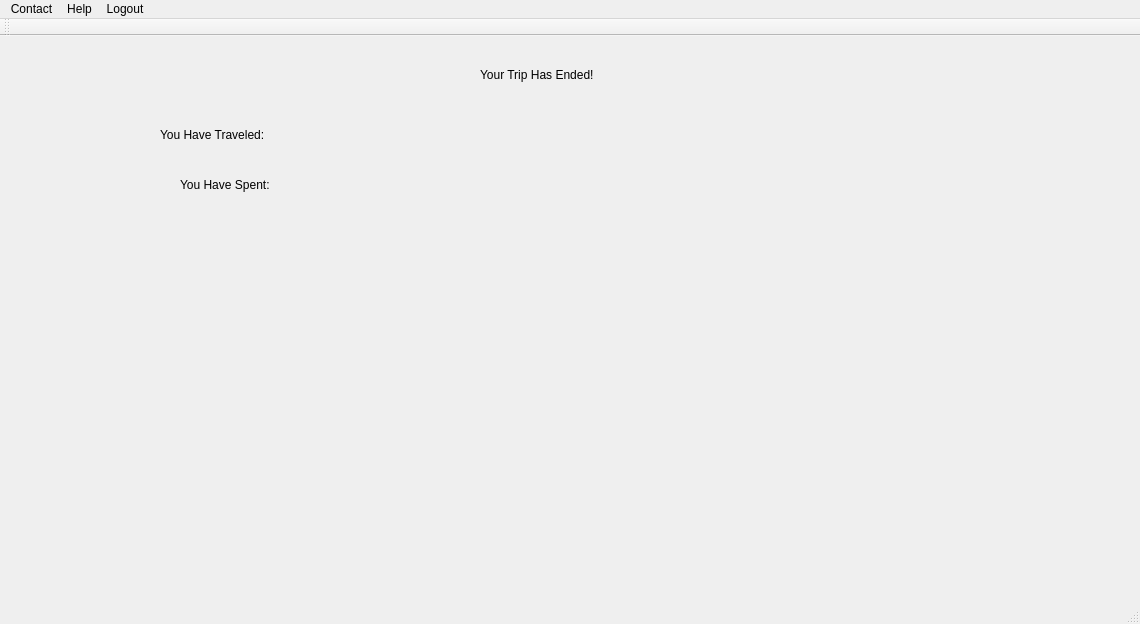
akarapetian/Scrum-Team-6---Fast-Food-App, file Quick_Eats/mainwindow.ui: the form before one commit.
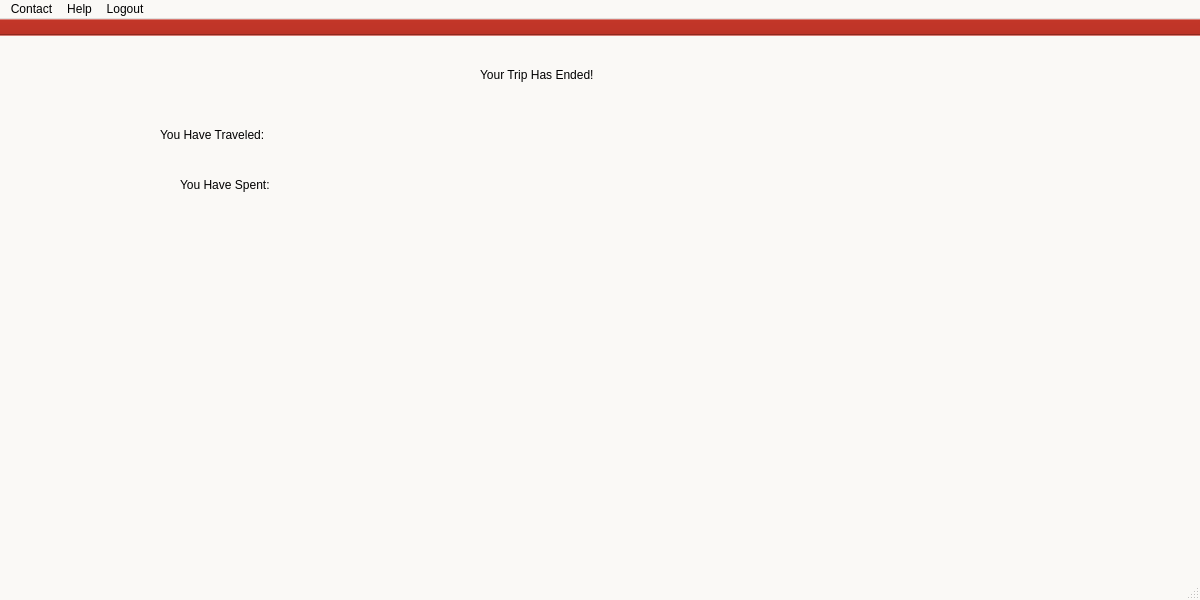
The form after the commit. The open tabs and pages were chosen to show the change.

Diff of the .ui file:
```diff
--- a/Quick_Eats/mainwindow.ui
+++ b/Quick_Eats/mainwindow.ui
@@ -6,10 +6,254 @@
    <rect>
     <x>0</x>
     <y>0</y>
-    <width>1140</width>
-    <height>624</height>
+    <width>1200</width>
+    <height>600</height>
    </rect>
   </property>
+  <property name="sizePolicy">
+   <sizepolicy hsizetype="Fixed" vsizetype="Fixed">
+    <horstretch>0</horstretch>
+    <verstretch>0</verstretch>
+   </sizepolicy>
+  </property>
+  <property name="minimumSize">
+   <size>
+    <width>1200</width>
+    <height>600</height>
+   </size>
+  </property>
+  <property name="maximumSize">
+   <size>
+    <width>1200</width>
+    <height>600</height>
+   </size>
+  </property>
+  <property name="palette">
+   <palette>
+    <active>
+     <colorrole role="WindowText">
+      <brush brushstyle="SolidPattern">
+       <color alpha="255">
+        <red>0</red>
+        <green>0</green>
+        <blue>0</blue>
+       </color>
+      </brush>
+     </colorrole>
+     <colorrole role="Button">
+      <brush brushstyle="SolidPattern">
+       <color alpha="255">
+        <red>233</red>
+        <green>191</green>
+        <blue>90</blue>
+       </color>
+      </brush>
+     </colorrole>
+     <colorrole role="Text">
+      <brush brushstyle="SolidPattern">
+       <color alpha="255">
+        <red>0</red>
+        <green>0</green>
+        <blue>0</blue>
+       </color>
+      </brush>
+     </colorrole>
+     <colorrole role="ButtonText">
+      <brush brushstyle="SolidPattern">
+       <color alpha="255">
+        <red>0</red>
+        <green>0</green>
+        <blue>0</blue>
+       </color>
+      </brush>
+     </colorrole>
+     <colorrole role="Base">
+      <brush brushstyle="SolidPattern">
+       <color alpha="255">
+        <red>255</red>
+        <green>255</green>
+        <blue>255</blue>
+       </color>
+      </brush>
+     </colorrole>
+     <colorrole role="Window">
+      <brush brushstyle="SolidPattern">
+       <color alpha="255">
+        <red>250</red>
+        <green>249</green>
+        <blue>246</blue>
+       </color>
+      </brush>
+     </colorrole>
+     <colorrole role="Highlight">
+      <brush brushstyle="SolidPattern">
+       <color alpha="255">
+        <red>188</red>
+        <green>52</green>
+        <blue>39</blue>
+       </color>
+      </brush>
+     </colorrole>
+     <colorrole role="PlaceholderText">
+      <brush brushstyle="SolidPattern">
+       <color alpha="128">
+        <red>0</red>
+        <green>0</green>
+        <blue>0</blue>
+       </color>
+      </brush>
+     </colorrole>
+    </active>
+    <inactive>
+     <colorrole role="WindowText">
+      <brush brushstyle="SolidPattern">
+       <color alpha="255">
+        <red>0</red>
+        <green>0</green>
+        <blue>0</blue>
+       </color>
+      </brush>
+     </colorrole>
+     <colorrole role="Button">
+      <brush brushstyle="SolidPattern">
+       <color alpha="255">
+        <red>233</red>
+        <green>191</green>
+        <blue>90</blue>
+       </color>
+      </brush>
+     </colorrole>
+     <colorrole role="Text">
+      <brush brushstyle="SolidPattern">
+       <color alpha="255">
+        <red>0</red>
+        <green>0</green>
+        <blue>0</blue>
+       </color>
+      </brush>
+     </colorrole>
+     <colorrole role="ButtonText">
+      <brush brushstyle="SolidPattern">
+       <color alpha="255">
+        <red>0</red>
+        <green>0</green>
+        <blue>0</blue>
+       </color>
+      </brush>
+     </colorrole>
+     <colorrole role="Base">
+      <brush brushstyle="SolidPattern">
+       <color alpha="255">
+        <red>255</red>
+        <green>255</green>
+        <blue>255</blue>
+       </color>
+      </brush>
+     </colorrole>
+     <colorrole role="Window">
+      <brush brushstyle="SolidPattern">
+       <color alpha="255">
+        <red>250</red>
+        <green>249</green>
+        <blue>246</blue>
+       </color>
+      </brush>
+     </colorrole>
+     <colorrole role="Highlight">
+      <brush brushstyle="SolidPattern">
+       <color alpha="255">
+        <red>188</red>
+        <green>52</green>
+        <blue>39</blue>
+       </color>
+      </brush>
+     </colorrole>
+     <colorrole role="PlaceholderText">
+      <brush brushstyle="SolidPattern">
+       <color alpha="128">
+        <red>0</red>
+        <green>0</green>
+        <blue>0</blue>
+       </color>
+      </brush>
+     </colorrole>
+    </inactive>
+    <disabled>
+     <colorrole role="WindowText">
+      <brush brushstyle="SolidPattern">
+       <color alpha="255">
+        <red>188</red>
+        <green>52</green>
+        <blue>39</blue>
+       </color>
+      </brush>
+     </colorrole>
+     <colorrole role="Button">
+      <brush brushstyle="SolidPattern">
+       <color alpha="255">
+        <red>233</red>
+        <green>191</green>
+        <blue>90</blue>
+       </color>
+      </brush>
+     </colorrole>
+     <colorrole role="Text">
+      <brush brushstyle="SolidPattern">
+       <color alpha="255">
+        <red>188</red>
+        <green>52</green>
+        <blue>39</blue>
+       </color>
+      </brush>
+     </colorrole>
+     <colorrole role="ButtonText">
+      <brush brushstyle="SolidPattern">
+       <color alpha="255">
+        <red>188</red>
+        <green>52</green>
+        <blue>39</blue>
+       </color>
+      </brush>
+     </colorrole>
+     <colorrole role="Base">
+      <brush brushstyle="SolidPattern">
+       <color alpha="255">
+        <red>250</red>
+        <green>249</green>
+        <blue>246</blue>
+       </color>
+      </brush>
+     </colorrole>
+     <colorrole role="Window">
+      <brush brushstyle="SolidPattern">
+       <color alpha="255">
+        <red>250</red>
+        <green>249</green>
+        <blue>246</blue>
+       </color>
+      </brush>
+     </colorrole>
+     <colorrole role="Highlight">
+      <brush brushstyle="SolidPattern">
+       <color alpha="255">
+        <red>145</red>
+        <green>145</green>
+        <blue>145</blue>
+       </color>
+      </brush>
+     </colorrole>
+     <colorrole role="PlaceholderText">
+      <brush brushstyle="SolidPattern">
+       <color alpha="128">
+        <red>0</red>
+        <green>0</green>
+        <blue>0</blue>
+       </color>
+      </brush>
+     </colorrole>
+    </disabled>
+   </palette>
+  </property>
   <property name="windowTitle">
    <string>MainWindow</string>
   </property>
@@ -19,10 +263,28 @@
      <rect>
       <x>0</x>
       <y>0</y>
-      <width>1131</width>
-      <height>561</height>
+      <width>1200</width>
+      <height>560</height>
      </rect>
     </property>
+    <property name="sizePolicy">
+     <sizepolicy hsizetype="Fixed" vsizetype="Fixed">
+      <horstretch>0</horstretch>
+      <verstretch>0</verstretch>
+     </sizepolicy>
+    </property>
+    <property name="minimumSize">
+     <size>
+      <width>1200</width>
+      <height>560</height>
+     </size>
+    </property>
+    <property name="maximumSize">
+     <size>
+      <width>1200</width>
+      <height>560</height>
+     </size>
+    </property>
     <property name="currentIndex">
      <number>2</number>
     </property>
@@ -185,10 +447,22 @@
        <rect>
         <x>10</x>
         <y>10</y>
-        <width>1121</width>
-        <height>541</height>
+        <width>1200</width>
+        <height>560</height>
        </rect>
       </property>
+      <property name="minimumSize">
+       <size>
+        <width>1200</width>
+        <height>560</height>
+       </size>
+      </property>
+      <property name="maximumSize">
+       <size>
+        <width>1200</width>
+        <height>560</height>
+       </size>
+      </property>
       <property name="currentIndex">
        <number>1</number>
       </property>
@@ -252,10 +526,28 @@
          <rect>
           <x>0</x>
           <y>10</y>
-          <width>1121</width>
-          <height>541</height>
+          <width>1200</width>
+          <height>560</height>
          </rect>
         </property>
+        <property name="sizePolicy">
+         <sizepolicy hsizetype="Fixed" vsizetype="Fixed">
+          <horstretch>0</horstretch>
+          <verstretch>0</verstretch>
+         </sizepolicy>
+        </property>
+        <property name="minimumSize">
+         <size>
+          <width>1200</width>
+          <height>560</height>
+         </size>
+        </property>
+        <property name="maximumSize">
+         <size>
+          <width>1200</width>
+          <height>560</height>
+         </size>
+        </property>
         <property name="currentIndex">
          <number>2</number>
         </property>
@@ -1030,7 +1322,7 @@
     <rect>
      <x>0</x>
      <y>0</y>
-     <width>1140</width>
+     <width>1200</width>
      <height>22</height>
     </rect>
    </property>
@@ -1055,6 +1347,79 @@
    <addaction name="menuLogout"/>
   </widget>
   <widget class="QToolBar" name="mainToolBar">
+   <property name="enabled">
+    <bool>true</bool>
+   </property>
+   <property name="palette">
+    <palette>
+     <active>
+      <colorrole role="Base">
+       <brush brushstyle="SolidPattern">
+        <color alpha="255">
+         <red>255</red>
+         <green>255</green>
+         <blue>255</blue>
+        </color>
+       </brush>
+      </colorrole>
+      <colorrole role="Window">
+       <brush brushstyle="SolidPattern">
+        <color alpha="255">
+         <red>188</red>
+         <green>52</green>
+         <blue>39</blue>
+        </color>
+       </brush>
+      </colorrole>
+     </active>
+     <inactive>
+      <colorrole role="Base">
+       <brush brushstyle="SolidPattern">
+        <color alpha="255">
+         <red>255</red>
+         <green>255</green>
+         <blue>255</blue>
+        </color>
+       </brush>
+      </colorrole>
+      <colorrole role="Window">
+       <brush brushstyle="SolidPattern">
+        <color alpha="255">
+         <red>188</red>
+         <green>52</green>
+         <blue>39</blue>
+        </color>
+       </brush>
+      </colorrole>
+     </inactive>
+     <disabled>
+      <colorrole role="Base">
+       <brush brushstyle="SolidPattern">
+        <color alpha="255">
+         <red>188</red>
+         <green>52</green>
+         <blue>39</blue>
+        </color>
+       </brush>
+      </colorrole>
+      <colorrole role="Window">
+       <brush brushstyle="SolidPattern">
+        <color alpha="255">
+         <red>188</red>
+         <green>52</green>
+         <blue>39</blue>
+        </color>
+       </brush>
+      </colorrole>
+     </disabled>
+    </palette>
+   </property>
+   <property name="movable">
+    <bool>false</bool>
+   </property>
+   <property name="floatable">
+    <bool>false</bool>
+   </property>
    <attribute name="toolBarArea">
     <enum>TopToolBarArea</enum>
    </attribute>
```
Left out of the diff: 76 changed lines with no effect on the pictures.
